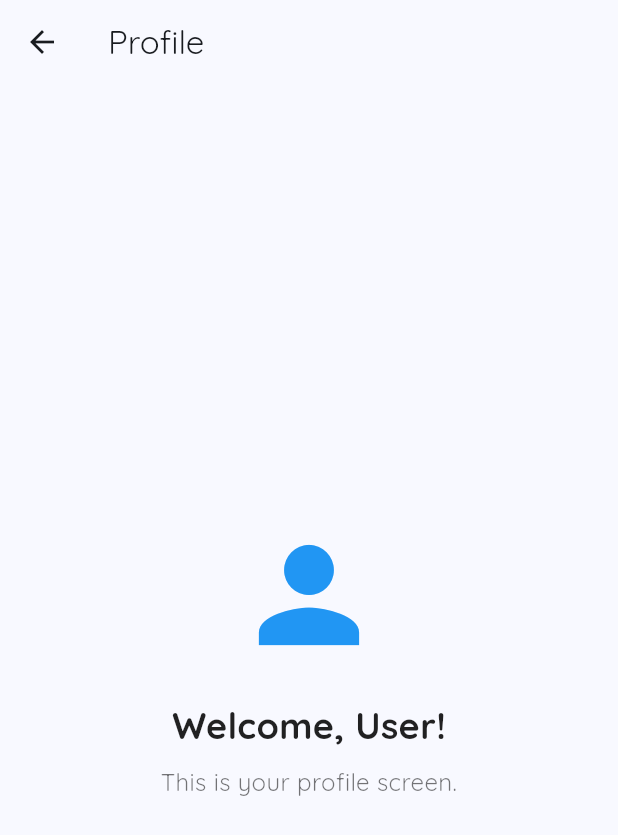
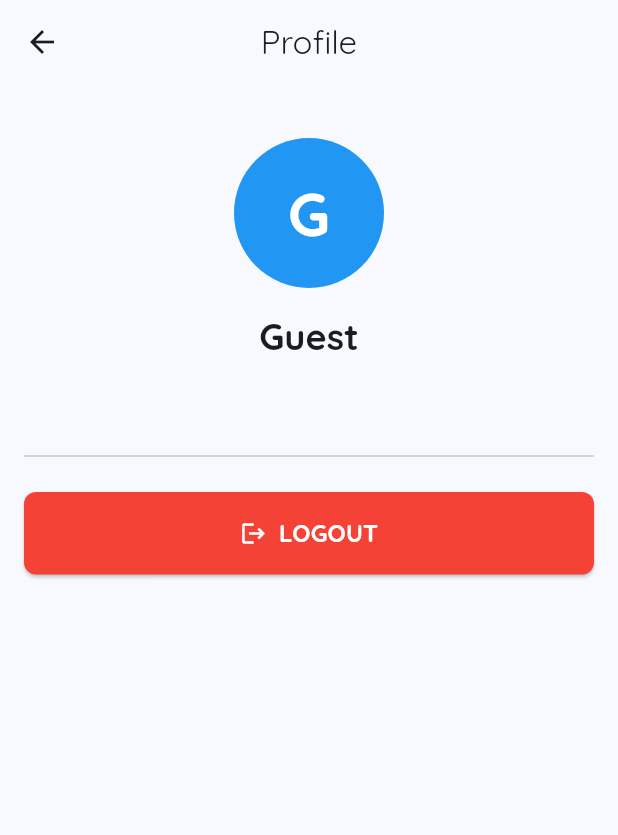
Before and after one commit to yashermeeran/childrens_books_app, a Flutter app: the ProfileScreen screen opened directly, on a phone screen of 412 x 824 dp. Shown: the top 835 px of the screen. Run offline on Flutter 3.47's test engine with Material 3 defaults, Android fonts, the phone set to English and light mode, and no system bars; our stand-ins replace shared_preferences; accounts and stored records are empty; network calls fail.

```diff
--- a/lib/screens/profile_screen.dart
+++ b/lib/screens/profile_screen.dart
@@ -1,42 +1,88 @@
 import 'package:flutter/material.dart';
+import 'package:provider/provider.dart';
+import '../models/app_state.dart';
+import '../widgets/loading_indicator.dart';
 
 class ProfileScreen extends StatelessWidget {
-  final String userName;
-
-  const ProfileScreen({super.key, this.userName = 'User'});
+  const ProfileScreen({super.key});
 
   @override
   Widget build(BuildContext context) {
+    final appState = Provider.of<AppState>(context);
+    final user = appState.currentUser;
+    final isLoading = appState.isLoading;
+
     return Scaffold(
       appBar: AppBar(
         title: const Text('Profile'),
+        centerTitle: true,
       ),
-      body: Center(
+      body: isLoading
+          ? const LoadingIndicator()
+          : SingleChildScrollView(
+              padding: const EdgeInsets.all(16),
               child: Column(
-          mainAxisAlignment: MainAxisAlignment.center,
+                crossAxisAlignment: CrossAxisAlignment.center,
                 children: [
-            const Icon(
-              Icons.person,
-              size: 100,
-              color: Colors.blue,
-            ),
                   const SizedBox(height: 20),
-            Text(
-              'Welcome, $userName!',
+                  CircleAvatar(
+                    radius: 50,
+                    backgroundColor: Theme.of(context).colorScheme.primary,
+                    child: Text(
+                      user?.userName.substring(0, 1).toUpperCase() ?? 'G',
                       style: const TextStyle(
-                fontSize: 24,
+                        fontSize: 40,
+                        color: Colors.white,
                         fontWeight: FontWeight.bold,
-                color: Colors.black87,
                       ),
                     ),
-            const SizedBox(height: 10),
-            const Text(
-              'This is your profile screen.',
+                  ),
+                  const SizedBox(height: 16),
+                  Text(
+                    user?.userName ?? 'Guest',
+                    style: Theme.of(context).textTheme.headlineSmall?.copyWith(
+                          fontWeight: FontWeight.bold,
+                        ),
+                  ),
+                  Text(
+                    user?.email ?? '',
+                    style: Theme.of(context).textTheme.bodyLarge?.copyWith(
+                          color: Colors.grey[600],
+                        ),
+                  ),
+                  const SizedBox(height: 32),
+                  const Divider(),
+                  const SizedBox(height: 16),
+                  SizedBox(
+                    width: double.infinity,
+                    child: ElevatedButton.icon(
+                      onPressed: () {
+                        appState.logout();
+                        ScaffoldMessenger.of(context).showSnackBar(
+                          const SnackBar(
+                            content: Text('You have been logged out'),
+                            backgroundColor: Colors.blue,
+                          ),
+                        );
+                        Navigator.of(context).pushReplacementNamed('/login');
+                      },
+                      icon: const Icon(Icons.logout),
+                      label: const Text(
+                        'LOGOUT',
                         style: TextStyle(
                           fontSize: 16,
-                color: Colors.black54,
+                          fontWeight: FontWeight.bold,
                         ),
-              textAlign: TextAlign.center,
+                      ),
+                      style: ElevatedButton.styleFrom(
+                        backgroundColor: Colors.red,
+                        foregroundColor: Colors.white,
+                        padding: const EdgeInsets.symmetric(vertical: 16),
+                        shape: RoundedRectangleBorder(
+                          borderRadius: BorderRadius.circular(8),
+                        ),
+                      ),
+                    ),
                   ),
                 ],
               ),
```
Also changed, not shown: lib/models/app_state.dart (+47 -1 lines), lib/models/bookmark.dart (added, +38 -0 lines), lib/models/category.dart (+6 -7 lines), lib/screens/book_list_screen.dart (added, +117 -0 lines), lib/screens/home_screen.dart (+3 -56 lines), lib/services/api_service.dart (+32 -0 lines), lib/widgets/book_card.dart (renamed from lib/widgets/book_cart.dart). Lines whose indentation alone changed are shown as unchanged.
